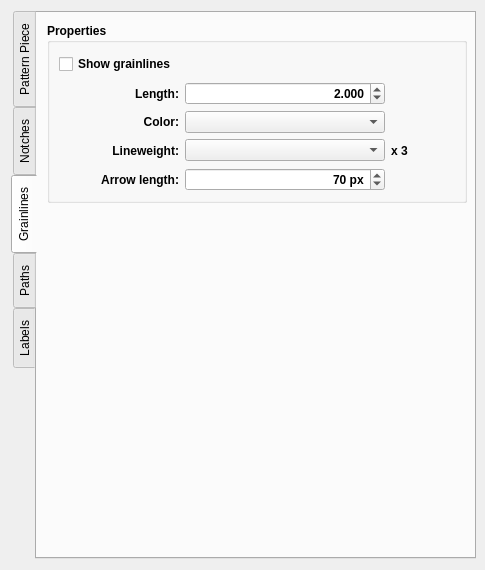
Qt form src/app/seamly2d/dialogs/configpages/preferencespatternpage.ui (FashionFreedom/Seamly2D) before a commit.
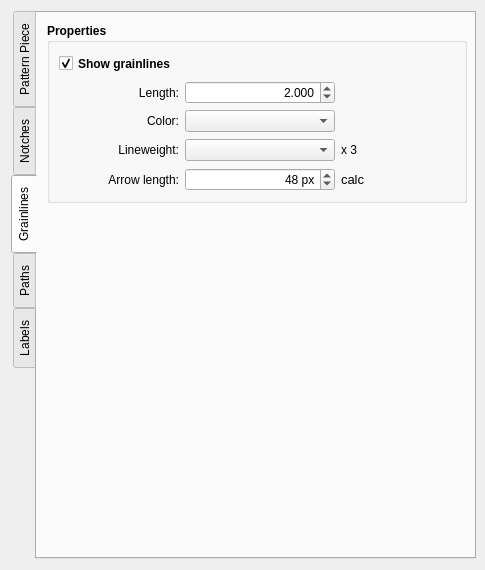
The same form after that commit. The open tabs and pages were chosen to show the change. Icons and pictures are not drawn. Custom widgets are drawn as their Qt base class.

What changed in the file:
```diff
--- a/src/app/seamly2d/dialogs/configpages/preferencespatternpage.ui
+++ b/src/app/seamly2d/dialogs/configpages/preferencespatternpage.ui
@@ -692,6 +692,7 @@
             <property name="font">
              <font>
               <pointsize>9</pointsize>
+              <bold>true</bold>
              </font>
             </property>
             <property name="toolTip">
@@ -700,6 +701,9 @@
             <property name="text">
              <string>Show grainlines</string>
             </property>
+            <property name="checked">
+             <bool>true</bool>
+            </property>
            </widget>
           </item>
          </layout>
@@ -729,6 +733,7 @@
             <property name="font">
              <font>
               <pointsize>9</pointsize>
+              <bold>false</bold>
              </font>
             </property>
             <property name="text">
@@ -749,7 +754,7 @@
             </property>
             <property name="minimumSize">
              <size>
-              <width>200</width>
+              <width>150</width>
               <height>20</height>
              </size>
             </property>
@@ -762,6 +767,7 @@
             <property name="font">
              <font>
               <pointsize>9</pointsize>
+              <bold>false</bold>
              </font>
             </property>
             <property name="styleSheet">
@@ -777,7 +783,7 @@
              <double>1.000000000000000</double>
             </property>
             <property name="maximum">
-             <double>20.000000000000000</double>
+             <double>40.000000000000000</double>
             </property>
             <property name="singleStep">
              <double>0.100000000000000</double>
@@ -821,6 +827,7 @@
             <property name="font">
              <font>
               <pointsize>9</pointsize>
+              <bold>false</bold>
              </font>
             </property>
             <property name="text">
@@ -841,13 +848,14 @@
             </property>
             <property name="minimumSize">
              <size>
-              <width>200</width>
+              <width>150</width>
               <height>20</height>
              </size>
             </property>
             <property name="font">
              <font>
               <pointsize>9</pointsize>
+              <bold>false</bold>
              </font>
             </property>
             <property name="styleSheet">
@@ -889,6 +897,7 @@
             <property name="font">
              <font>
               <pointsize>9</pointsize>
+              <bold>false</bold>
              </font>
             </property>
             <property name="text">
@@ -909,7 +918,7 @@
             </property>
             <property name="minimumSize">
              <size>
-              <width>200</width>
+              <width>150</width>
               <height>20</height>
              </size>
             </property>
@@ -922,6 +931,7 @@
             <property name="font">
              <font>
               <pointsize>9</pointsize>
+              <bold>false</bold>
              </font>
             </property>
             <property name="styleSheet">
@@ -931,6 +941,12 @@
           </item>
           <item>
            <widget class="QLabel" name="label_2">
+            <property name="font">
+             <font>
+              <pointsize>9</pointsize>
+              <bold>false</bold>
+             </font>
+            </property>
             <property name="text">
              <string>x 3</string>
             </property>
@@ -970,6 +986,7 @@
             <property name="font">
              <font>
               <pointsize>9</pointsize>
+              <bold>false</bold>
              </font>
             </property>
             <property name="text">
@@ -984,10 +1001,16 @@
            <widget class="QDoubleSpinBox" name="defaultArrowLength_DoubleSpinBox">
             <property name="minimumSize">
              <size>
-              <width>200</width>
+              <width>150</width>
               <height>20</height>
              </size>
             </property>
+            <property name="font">
+             <font>
+              <pointsize>9</pointsize>
+              <bold>false</bold>
+             </font>
+            </property>
             <property name="styleSheet">
              <string notr="true"/>
             </property>
@@ -1001,13 +1024,26 @@
              <number>0</number>
             </property>
             <property name="minimum">
-             <double>25.000000000000000</double>
+             <double>18.000000000000000</double>
             </property>
             <property name="maximum">
              <double>200.000000000000000</double>
             </property>
             <property name="value">
-             <double>70.000000000000000</double>
+             <double>48.000000000000000</double>
+            </property>
+           </widget>
+          </item>
+          <item>
+           <widget class="QLabel" name="arrowlengthCalc_Label">
+            <property name="font">
+             <font>
+              <pointsize>10</pointsize>
+              <bold>false</bold>
+             </font>
+            </property>
+            <property name="text">
+             <string notr="true">calc</string>
             </property>
            </widget>
           </item>
@@ -2752,16 +2788,16 @@
    <extends>QComboBox</extends>
    <header location="global">color_combobox.h</header>
   </customwidget>
-  <customwidget>
-   <class>LineTypeComboBox</class>
-   <extends>QComboBox</extends>
-   <header location="global">linetype_combobox.h</header>
-  </customwidget>
   <customwidget>
    <class>LineWeightComboBox</class>
    <extends>QComboBox</extends>
    <header location="global">lineweight_combobox.h</header>
   </customwidget>
+  <customwidget>
+   <class>LineTypeComboBox</class>
+   <extends>QComboBox</extends>
+   <header location="global">linetype_combobox.h</header>
+  </customwidget>
  </customwidgets>
  <resources>
   <include location="../../../../libs/vmisc/share/resources/theme.qrc"/>
```
Left out of the diff: 46 changed lines with no effect on the pictures.
